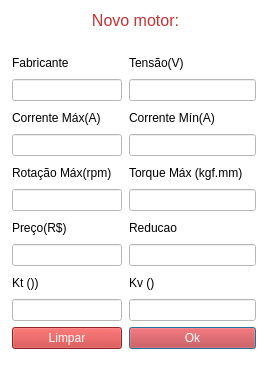
The window that RinoMotoresV3/add_motor.ui (RPerobeli/RinoMotores) describes before a commit, drawn with Qt 5.
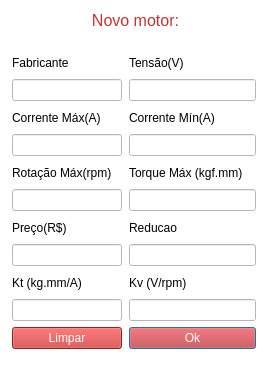
The same window after the commit.

What changed in the file:
```diff
--- a/RinoMotoresV3/add_motor.ui
+++ b/RinoMotoresV3/add_motor.ui
@@ -42,7 +42,7 @@
     <set>Qt::AlignCenter</set>
    </property>
   </widget>
-  <widget class="QWidget" name="">
+  <widget class="QWidget" name="layoutWidget">
    <property name="geometry">
     <rect>
      <x>129</x>
@@ -95,7 +95,7 @@
     <item>
      <widget class="QLabel" name="label_Kv">
       <property name="text">
-       <string>Kv ()</string>
+       <string>Kv (V/rpm)</string>
       </property>
      </widget>
     </item>
@@ -115,7 +115,7 @@
     </item>
    </layout>
   </widget>
-  <widget class="QWidget" name="">
+  <widget class="QWidget" name="layoutWidget">
    <property name="geometry">
     <rect>
      <x>12</x>
@@ -168,7 +168,7 @@
     <item>
      <widget class="QLabel" name="label_Kt">
       <property name="text">
-       <string>Kt ())</string>
+       <string>Kt (kg.mm/A)</string>
       </property>
      </widget>
     </item>
```
